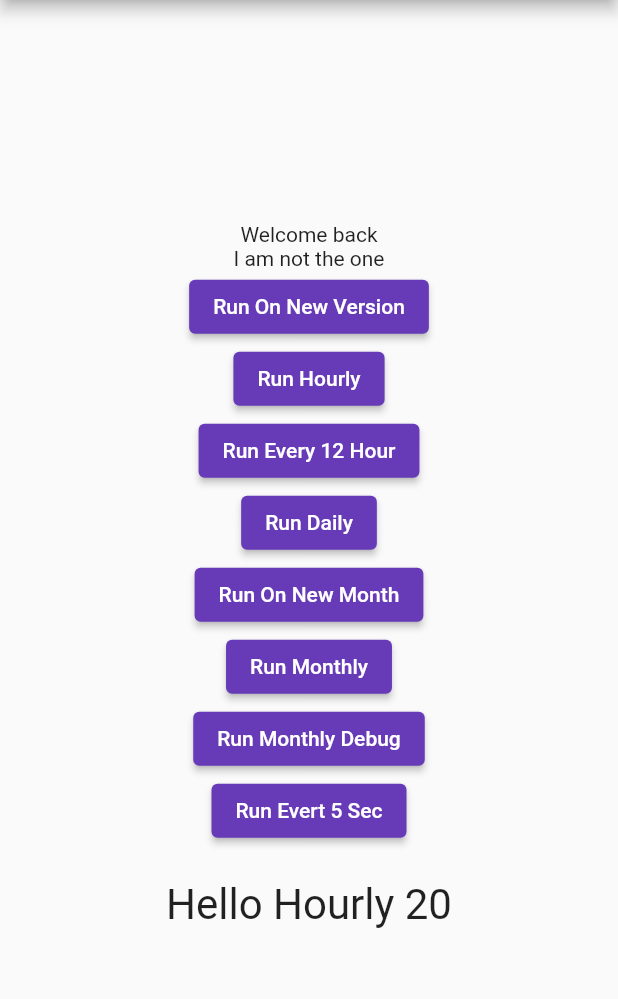
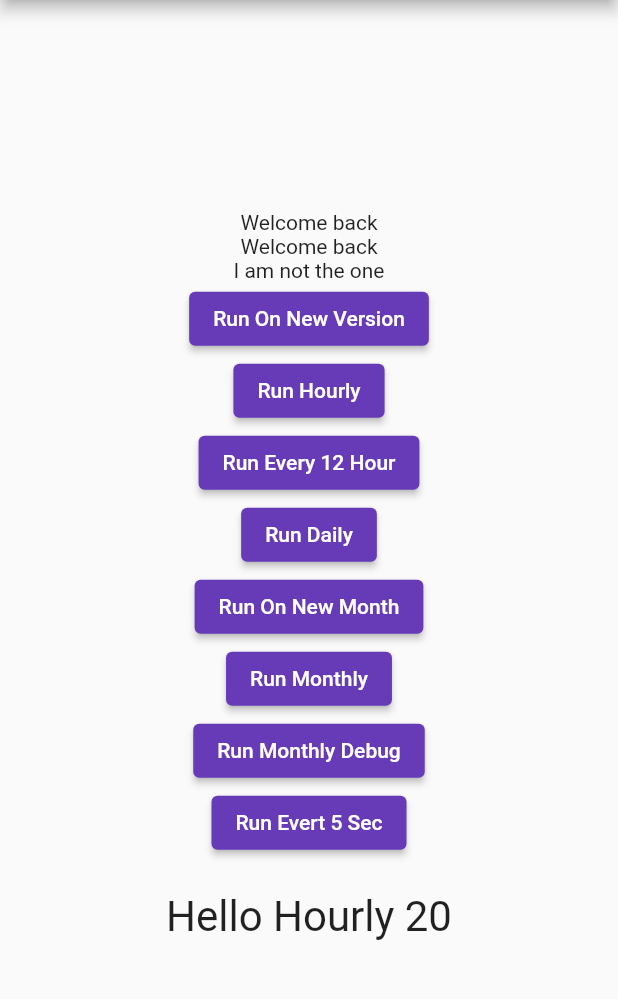
Before and after one commit to MostafaSolimanMO/once, a Flutter app: the screen it shows after launch, after a tap on "Run Hourly", on a phone screen of 412 x 824 dp, the part 84-1083 px from its top. Run offline on Flutter 3.47's test engine with Material 2 defaults, Android fonts, the phone set to English and light mode, and no system bars; our stand-ins replace package_info_plus, shared_preferences.

Commit message:
Added runonEveryNewBuild Function

```diff
--- a/example/lib/main.dart
+++ b/example/lib/main.dart
@@ -56,7 +56,12 @@ class _MyAppState extends State<MyApp> {
               children: [
                 OnceWidget.showOnEveryNewVersion(
                   key: 'newVersionInfoDialog',
-                  builder: () => const Text('Hey, It new app version, Smile!'),
+                  builder: () => const Text('Hey, It\'s a new app version, Smile!'),
+                  fallback: () => const Text('Welcome back'),
+                ),
+                OnceWidget.showOnEveryNewBuild(
+                  key: 'newBuildInfoDialog',
+                  builder: () => const Text('Hey, It\'s a new app build, Smile!'),
                   fallback: () => const Text('Welcome back'),
                 ),
                 OnceWidget.showOnce(
--- a/lib/src/builder/builder_once.dart
+++ b/lib/src/builder/builder_once.dart
@@ -17,6 +17,27 @@ abstract class OnceWidget {
   }) {
     return OnceBuilder.build(
       Once.runOnEveryNewVersion(
+        key: key,
+        callback: builder,
+        debugCallback: debugCallback,
+        debugFallback: debugFallback,
+      ),
+      fallback,
+    );
+  }
+
+  /// A generic callback that runs on an every new build number
+  static FutureBuilder<Widget?> showOnEveryNewBuild<T>({
+    /// Key used to runOnEveryNewBuild in multiple places
+    /// without key it will run only once
+    String? key,
+    required Widget? Function() builder,
+    Widget? Function()? fallback,
+    bool debugCallback = false,
+    bool debugFallback = false,
+  }) {
+    return OnceBuilder.build(
+      Once.runOnEveryNewBuild(
         key: key,
         callback: builder,
         debugCallback: debugCallback,
--- a/lib/src/runner/runner.dart
+++ b/lib/src/runner/runner.dart
@@ -173,6 +173,47 @@ abstract class OnceRunner {
     return null;
   }
 
+  /// Runs only on every app build number change
+  static Future<T?> runOnNewBuild<T>({
+    /// Key used to runOnEveryNewBuild in multiple places
+    /// without key it will run only once
+    String? key,
+    required T? Function() callback,
+    T? Function()? fallback,
+    bool debugCallback = false,
+    bool debugFallback = false,
+  }) async {
+    /// if the debug mode is enabled, we will not check
+    /// the cache and run the callback function
+    if (debugCallback && kDebugMode) {
+      return callback.call();
+    }
+
+    /// if the debug mode is enabled, we will not check
+    /// the cache and run the fallback function
+    if (debugFallback && kDebugMode) {
+      return fallback?.call();
+    }
+
+    final buildKey = 'ON_NEW_BUILD_${key ?? 'build_key'}';
+    final preferences = await SharedPreferences.getInstance();
+    PackageInfo packageInfo = await PackageInfo.fromPlatform();
+    String currentBuild = packageInfo.buildNumber;
+
+    if (preferences.containsKey(buildKey)) {
+      final savedBuild = preferences.getString(buildKey) ?? '';
+      String existingBuild = currentBuild.replaceAll(RegExp(r'[^\d]+'), '');
+
+      if (num.parse(existingBuild) > num.parse(savedBuild)) {
+        preferences.setString(buildKey, currentBuild);
+        return callback.call();
+      }
+      return fallback?.call();
+    }
+    preferences.setString(buildKey, currentBuild);
+    return null;
+  }
+
   /// Clear cache for a specific [key]
   static void clear({
     required String key,
--- a/lib/src/runner/runner_once.dart
+++ b/lib/src/runner/runner_once.dart
@@ -206,6 +206,25 @@ abstract class Once {
     );
   }
 
+  /// A generic callback that runs each time the app build number changes
+  static Future<T?> runOnEveryNewBuild<T>({
+    /// Key used to runOnEveryNewBuild in multiple places
+    /// without key it will run only once
+    String? key,
+    required T? Function() callback,
+    T? Function()? fallback,
+    bool debugCallback = false,
+    bool debugFallback = false,
+  }) {
+    return OnceRunner.runOnNewBuild(
+      key: key,
+      callback: callback,
+      fallback: fallback,
+      debugCallback: debugCallback,
+      debugFallback: debugFallback,
+    );
+  }
+
   /// Clear OnceBuilder cache for a specific [key]
   static void clear({
     required String key,
--- a/pubspec.yaml
+++ b/pubspec.yaml
@@ -1,5 +1,5 @@
 name: once
-description: Want to run a piece of code once periodically (Once - Daily - Weekly - Monthly - On new version - Any period)? We cover your back.
+description: Want to run a piece of code once periodically (Once - Daily - Weekly - Monthly - On new build - On new version - Any period)? We cover your back.
 version: 1.5.4
 homepage: https://github.com/MostafaSolimanMO/once
 
```
